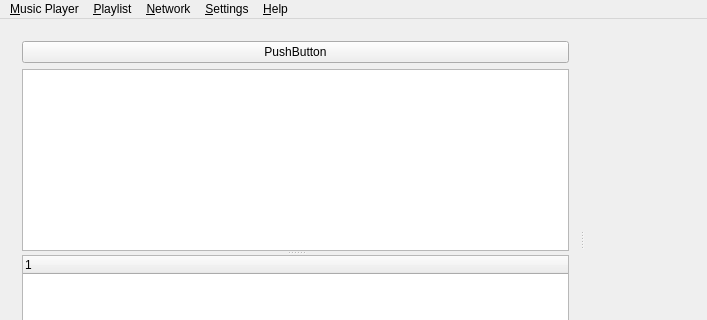
tomahawk-player/tomahawk, file src/tomahawkwindow.ui: the form before one commit; both pictures show x 0 to 707 and y 0 to 320 of the 800 by 480 pixel window.
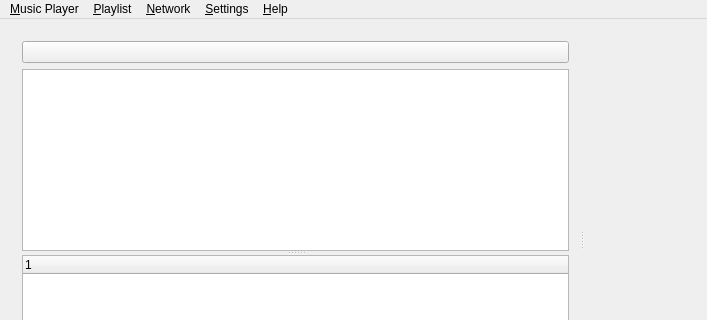
The form after the commit. Custom widgets are drawn as their Qt base class.

Diff of the .ui file:
```diff
--- a/src/tomahawkwindow.ui
+++ b/src/tomahawkwindow.ui
@@ -25,7 +25,7 @@
         <item>
          <widget class="QPushButton" name="pushButton">
           <property name="text">
-           <string>PushButton</string>
+           <string></string>
           </property>
          </widget>
         </item>
```
Left out of the diff: 2 changed lines with no effect on the pictures.
